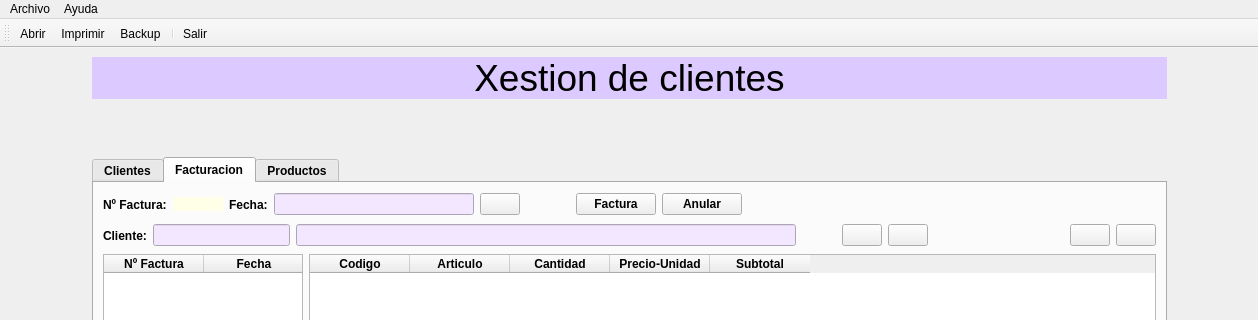
Above: Ventana.ui from BraisRS8/Proyecto before the change; both pictures show x 0 to 1258 and y 0 to 320 of the 1258 by 926 pixel window. Below: the same form after it.
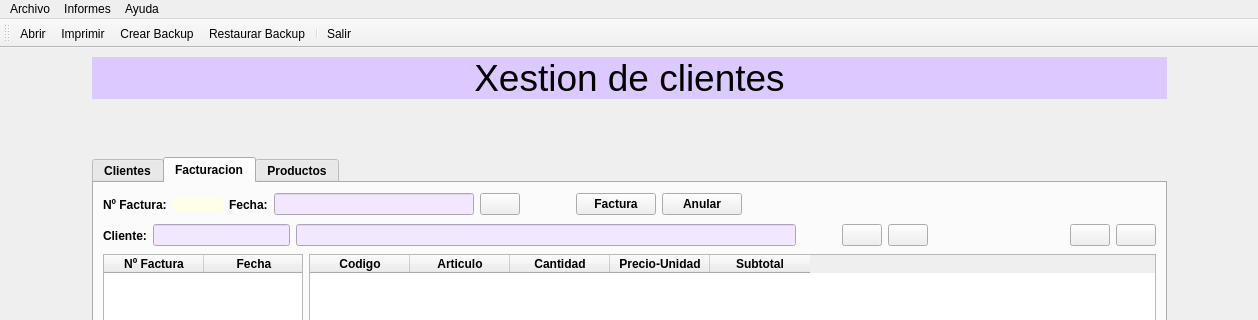
That is the form after the change. Icons and pictures are not drawn.

Commit message: Version 0.2.13: -Backups e informes

```diff
--- a/Ventana.ui
+++ b/Ventana.ui
@@ -1791,7 +1791,16 @@
     </property>
     <addaction name="actionAbout"/>
    </widget>
+   <widget class="QMenu" name="menuInformes">
+    <property name="title">
+     <string>Informes</string>
+    </property>
+    <addaction name="actionInforme"/>
+    <addaction name="actionInforme_Productos"/>
+    <addaction name="actionInforme_Facturas"/>
+   </widget>
    <addaction name="menuArchivo"/>
+   <addaction name="menuInformes"/>
    <addaction name="menuAyuda"/>
   </widget>
   <widget class="QStatusBar" name="statusbar"/>
@@ -1813,6 +1822,7 @@
    </attribute>
    <addaction name="toolbarAbrirDir"/>
    <addaction name="toolbarPrint"/>
+   <addaction name="actionCrear_Backup"/>
    <addaction name="actionBackup"/>
    <addaction name="separator"/>
    <addaction name="actionSalirToolbar"/>
@@ -1831,7 +1841,7 @@
      <normaloff>img/restaurar.png</normaloff>img/restaurar.png</iconset>
    </property>
    <property name="text">
-    <string>Backup</string>
+    <string>Restaurar Backup</string>
    </property>
    <property name="toolTip">
     <string>Backup</string>
@@ -1899,6 +1909,15 @@
     <string>Informe Facturas</string>
    </property>
   </action>
+  <action name="actionCrear_Backup">
+   <property name="icon">
+    <iconset>
+     <normaloff>img/crear.png</normaloff>img/crear.png</iconset>
+   </property>
+   <property name="text">
+    <string>Crear Backup</string>
+   </property>
+  </action>
  </widget>
  <resources>
   <include location="img/toolbarbackup.qrc"/>
```
Left out of the diff: 9 changed lines with no effect on the pictures. The commit also changes 7 other files.
